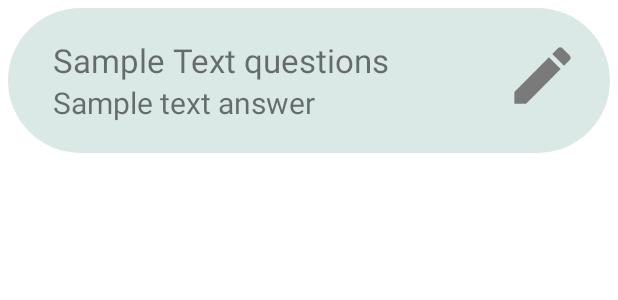
After one commit to abaditya26/QuizApplication, an Android app: the layout recycler_question.xml on its own in the app's theme, with its tools: preview values and no code run, on a phone screen of 412 x 824 dp. The commit adds this screen. Shown: the top 300 px of the screen. Run offline under Robolectric (Android 15) with nearby library versions, the phone set to English and light mode, and no system bars.

Commit message:
questions attached

```diff
--- /dev/null
+++ b/app/src/main/res/drawable/ic_baseline_edit_24.xml
@@ -0,0 +1,5 @@
+<vector android:height="24dp" android:tint="#14CB00"
+    android:viewportHeight="24" android:viewportWidth="24"
+    android:width="24dp" xmlns:android="http://schemas.android.com/apk/res/android">
+    <path android:fillColor="@android:color/white" android:pathData="M3,17.25V21h3.75L17.81,9.94l-3.75,-3.75L3,17.25zM20.71,7.04c0.39,-0.39 0.39,-1.02 0,-1.41l-2.34,-2.34c-0.39,-0.39 -1.02,-0.39 -1.41,0l-1.83,1.83 3.75,3.75 1.83,-1.83z"/>
+</vector>
--- /dev/null
+++ b/app/src/main/res/layout/recycler_question.xml
@@ -0,0 +1,43 @@
+<?xml version="1.0" encoding="utf-8"?>
+<RelativeLayout xmlns:android="http://schemas.android.com/apk/res/android"
+    android:layout_width="match_parent"
+    android:layout_height="wrap_content"
+    android:padding="20dp"
+    android:layout_margin="5dp"
+    android:background="@drawable/background_options">
+
+    <LinearLayout
+        android:layout_width="match_parent"
+        android:layout_height="wrap_content"
+        android:layout_alignParentStart="true"
+        android:layout_marginStart="10dp"
+        android:layout_marginEnd="0dp"
+        android:layout_toStartOf="@+id/btnEdit"
+        android:orientation="vertical">
+
+        <TextView
+            android:id="@+id/questionTextView"
+            android:layout_width="wrap_content"
+            android:layout_height="wrap_content"
+            android:textSize="22sp"
+            android:text="Sample Text questions" />
+
+        <TextView
+            android:id="@+id/answerTextView"
+            android:layout_width="wrap_content"
+            android:layout_height="wrap_content"
+            android:textSize="20sp"
+            android:text="Sample text answer" />
+
+    </LinearLayout>
+
+    <Button
+        android:id="@+id/btnEdit"
+        android:layout_width="50dp"
+        android:layout_height="50dp"
+        android:layout_alignParentEnd="true"
+        android:backgroundTint="@android:color/holo_green_dark"
+        android:background="@drawable/ic_baseline_edit_24"
+        android:layout_marginEnd="0dp" />
+
+</RelativeLayout>
```
Also changed, not shown: app/src/main/java/com/aditya/quizapplication/Adapters/AdapterQuestions.java (added, +51 -0 lines), app/src/main/java/com/aditya/quizapplication/Adapters/AdapterQuiz.java (+8 -6 lines), app/src/main/java/com/aditya/quizapplication/Creator/OldQuestionsActivity.java (+60 -0 lines), app/src/main/res/layout/activity_old_questions.xml (+27 -2 lines).
